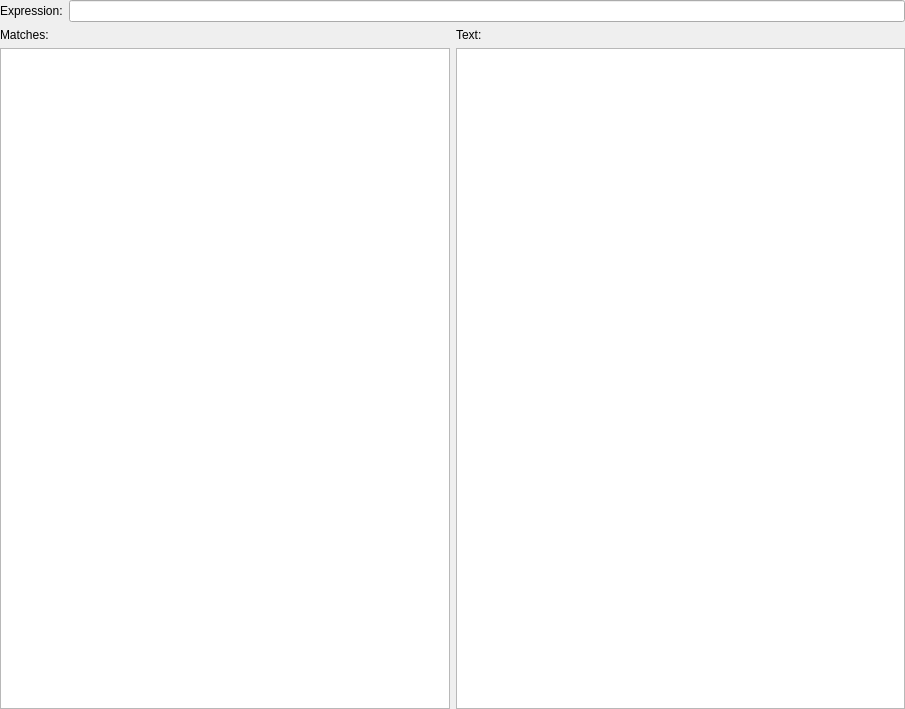
The window that RegexCheck/RegexCheck.ui (Harakter/RegexCheck) describes before a commit, drawn with Qt 5.
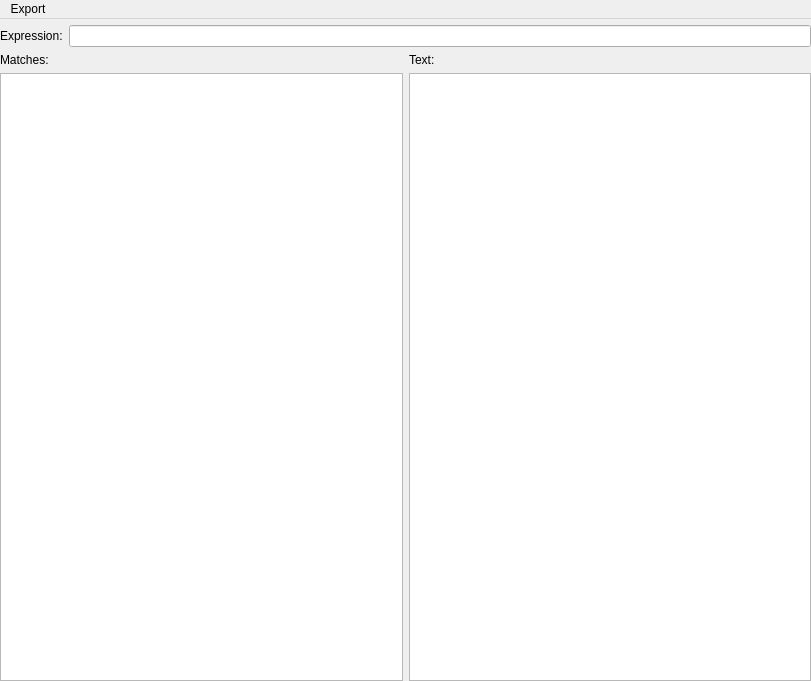
The same window after the commit.

Commit message: Added export method which exports all results into a text file in a column

```diff
--- a/RegexCheck/RegexCheck.ui
+++ b/RegexCheck/RegexCheck.ui
@@ -6,8 +6,8 @@
    <rect>
     <x>0</x>
     <y>0</y>
-    <width>905</width>
-    <height>709</height>
+    <width>811</width>
+    <height>681</height>
    </rect>
   </property>
   <property name="windowTitle">
@@ -30,20 +30,24 @@
     <item row="0" column="0">
      <layout class="QGridLayout" name="gridLayout">
       <item row="0" column="0">
-       <layout class="QHBoxLayout" name="horizontalLayout">
+       <layout class="QHBoxLayout" name="horizontalLayout_menu">
         <item>
-         <widget class="QLabel" name="label">
-          <property name="text">
-           <string>Expression:</string>
+         <widget class="QMenuBar" name="menuBar">
+          <property name="contextMenuPolicy">
+           <enum>Qt::ActionsContextMenu</enum>
           </property>
+          <widget class="QMenu" name="menuExport">
+           <property name="title">
+            <string>Export</string>
+           </property>
+           <addaction name="actionSave"/>
+          </widget>
+          <addaction name="menuExport"/>
          </widget>
         </item>
-        <item>
-         <widget class="QLineEdit" name="inputRegex"/>
-        </item>
        </layout>
       </item>
-      <item row="1" column="0">
+      <item row="2" column="0">
        <layout class="QVBoxLayout" name="verticalLayout">
         <item>
          <layout class="QHBoxLayout" name="horizontalLayout_2">
@@ -79,6 +83,20 @@
         </item>
        </layout>
       </item>
+      <item row="1" column="0">
+       <layout class="QHBoxLayout" name="horizontalLayout">
+        <item>
+         <widget class="QLabel" name="label">
+          <property name="text">
+           <string>Expression:</string>
+          </property>
+         </widget>
+        </item>
+        <item>
+         <widget class="QLineEdit" name="inputRegex"/>
+        </item>
+       </layout>
+      </item>
      </layout>
     </item>
    </layout>
```
Left out of the diff: 5 changed lines with no effect on the pictures. The commit also changes 3 other files.
